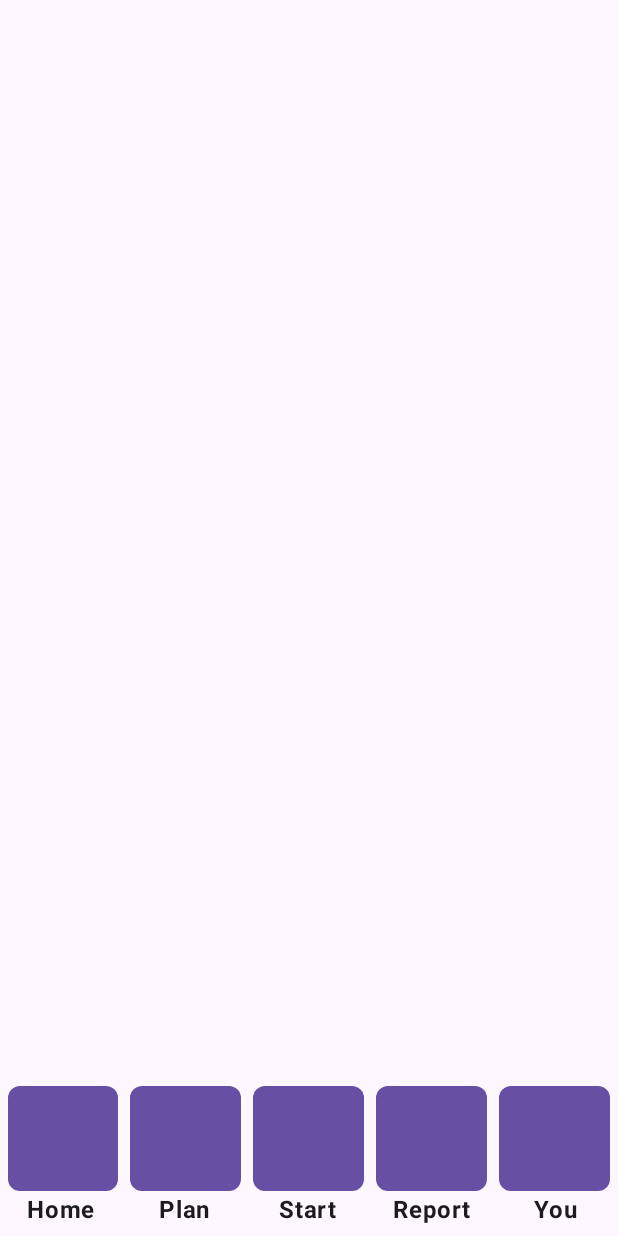
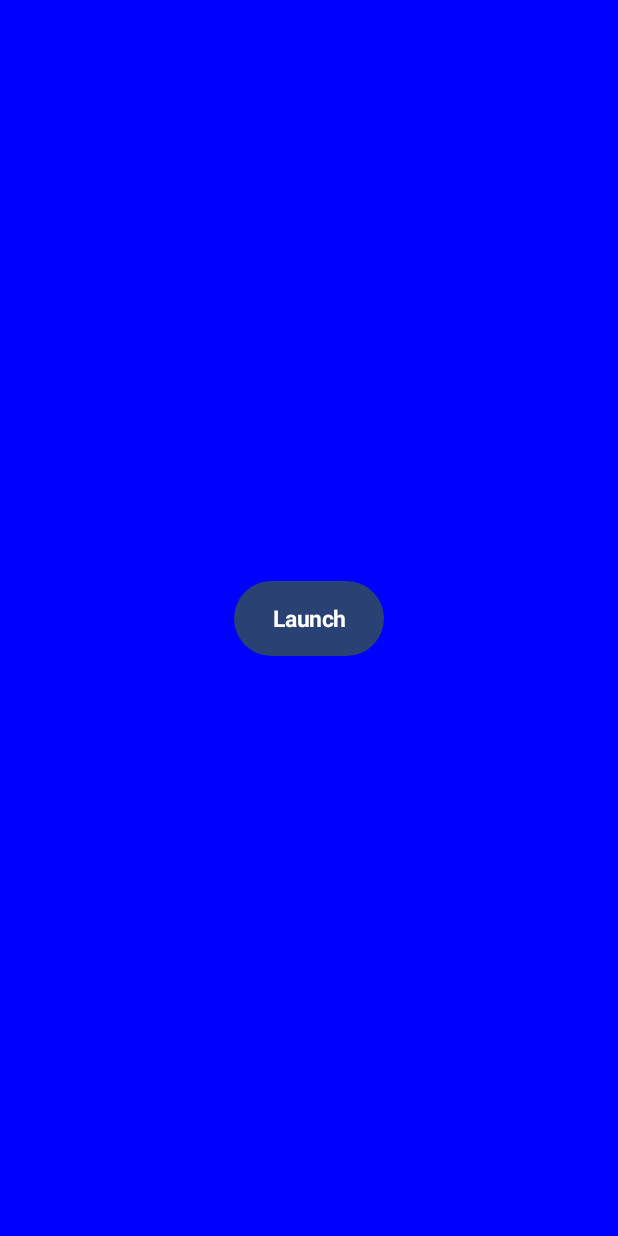
Before and after one commit to rejzoo/WorkoutTracker, an Android app built with Jetpack Compose: the screen it shows after launch (MainActivity before the commit, Main after it), on a phone screen of 412 x 824 dp. Run offline under Robolectric (Android 15) with nearby library versions, the phone set to English and light mode, and no system bars.

Commit message:
Prerobenie navigacneho baru, pridanie top baru a pridanie screenov

```diff
--- a/app/build.gradle.kts
+++ b/app/build.gradle.kts
@@ -59,6 +59,7 @@ dependencies {
     implementation("androidx.compose.ui:ui-graphics")
     implementation("androidx.compose.ui:ui-tooling-preview")
     implementation("androidx.compose.material3:material3")
+    implementation("androidx.navigation:navigation-compose:2.7.7")
     testImplementation("junit:junit:4.13.2")
     androidTestImplementation("androidx.test.ext:junit:1.1.5")
     androidTestImplementation("androidx.test.espresso:espresso-core:3.5.1")
--- a/app/src/main/AndroidManifest.xml
+++ b/app/src/main/AndroidManifest.xml
@@ -13,7 +13,7 @@
         android:theme="@style/Theme.WorkoutTracker"
         tools:targetApi="31">
         <activity
-            android:name=".MainActivity"
+            android:name=".Main"
             android:exported="true"
             android:label="@string/app_name"
             android:theme="@style/Theme.WorkoutTracker">
--- /dev/null
+++ b/app/src/main/java/com/example/workouttracker/Main.kt
@@ -0,0 +1,181 @@
+package com.example.workouttracker
+
+import android.os.Bundle
+import androidx.activity.ComponentActivity
+import androidx.activity.compose.setContent
+import androidx.activity.enableEdgeToEdge
+import androidx.activity.viewModels
+import androidx.annotation.StringRes
+import androidx.compose.foundation.layout.Box
+import androidx.compose.foundation.layout.fillMaxSize
+import androidx.compose.foundation.layout.height
+import androidx.compose.foundation.layout.padding
+import androidx.compose.foundation.layout.size
+import androidx.compose.foundation.layout.width
+import androidx.compose.material.icons.Icons
+import androidx.compose.material.icons.filled.Settings
+import androidx.compose.material3.BottomAppBar
+import androidx.compose.material3.Button
+import androidx.compose.material3.ExperimentalMaterial3Api
+import androidx.compose.material3.Icon
+import androidx.compose.material3.IconButton
+import androidx.compose.material3.MaterialTheme
+import androidx.compose.material3.NavigationBar
+import androidx.compose.material3.NavigationBarItem
+import androidx.compose.material3.Scaffold
+import androidx.compose.material3.Surface
+import androidx.compose.material3.Text
+import androidx.compose.material3.TopAppBar
+import androidx.compose.runtime.Composable
+import androidx.compose.runtime.getValue
+import androidx.compose.runtime.mutableIntStateOf
+import androidx.compose.runtime.remember
+import androidx.compose.runtime.setValue
+import androidx.compose.ui.Alignment
+import androidx.compose.ui.Modifier
+import androidx.compose.ui.graphics.Color
+import androidx.compose.ui.res.painterResource
+import androidx.compose.ui.text.font.FontWeight
+import androidx.compose.ui.unit.dp
+import androidx.compose.ui.unit.sp
+import androidx.navigation.NavController
+import androidx.navigation.compose.NavHost
+import androidx.navigation.compose.composable
+import androidx.navigation.compose.currentBackStackEntryAsState
+import androidx.navigation.compose.rememberNavController
+import com.example.workouttracker.home.HomeScreen
+import com.example.workouttracker.settings.SettingsScreen
+import com.example.workouttracker.ui.theme.WorkoutTrackerTheme
+
+enum class WorkoutTrackerScreen(@StringRes val title: Int) {
+    Welcome(title = R.string.Welcome),
+    Settings(title = R.string.Settings),
+    Home(title = R.string.Home)
+}
+
+/*
+Asi bude toto potreba
+enum class WorkoutTrackerScreen(val route: String, val iconResourceId: Int, val titleResourceId: Int) {
+    Home("home", R.drawable.ic_home, R.string.home_title),
+    Settings("settings", R.drawable.ic_settings, R.string.settings_title),
+    Welcome("welcome", R.drawable.ic_welcome, R.string.welcome_title)
+}
+ */
+
+class Main : ComponentActivity() {
+    @OptIn(ExperimentalMaterial3Api::class)
+    override fun onCreate(savedInstanceState: Bundle?) {
+        enableEdgeToEdge()
+        super.onCreate(savedInstanceState)
+
+        val mainViewModel: MainViewModel by viewModels()
+
+        setContent {
+            WorkoutTrackerTheme {
+
+                val navController = rememberNavController()
+                val currentBackStackEntry by navController.currentBackStackEntryAsState()
+                val currentRoute = currentBackStackEntry?.destination?.route
+
+                Surface(
+                    modifier = Modifier.fillMaxSize(),
+                    color = MaterialTheme.colorScheme.background
+                ) {
+                    Scaffold (
+                        topBar = {
+                            if (currentRoute != WorkoutTrackerScreen.Welcome.name) {
+                                TopAppBar(
+                                    title = { Text(currentRoute.toString()) },
+                                    actions = {
+                                        IconButton(
+                                            onClick = {
+                                                mainViewModel.handleSettingsButton(currentRoute, navController)
+                                            }
+                                        ) {
+                                            Icon(
+                                                imageVector = Icons.Default.Settings,
+                                                contentDescription = "Settings",
+                                            )
+                                        }
+                                    }
+                                )
+                            }
+                        },
+                        bottomBar = {
+                            if (currentRoute != WorkoutTrackerScreen.Welcome.name) {
+                                BottomAppBar {
+                                    NavigationBarButtons(navController)
+                                }
+                            }
+                        }
+                    ) { padding ->
+                        NavHost(navController, WorkoutTrackerScreen.Welcome.name) {
+                            composable(WorkoutTrackerScreen.Welcome.name) {
+                                WelcomeScreen(navController, Modifier.padding(padding))
+                            }
+                            composable(WorkoutTrackerScreen.Settings.name) {
+                                SettingsScreen(navController, Modifier.padding(padding),
+                                                navController.currentBackStackEntry)
+                            }
+                            composable(WorkoutTrackerScreen.Home.name) {
+                                HomeScreen(navController, Modifier.padding(padding))
+                            }
+                        }
+                    }
+                }
+            }
+        }
+    }
+}
+
+@Composable
+fun WelcomeScreen(navController: NavController, modifier: Modifier = Modifier) {
+    Surface(
+        modifier = Modifier.fillMaxSize(),
+        color = Color.Blue
+    ) {
+        Box(
+            contentAlignment = Alignment.Center,
+            modifier = Modifier.fillMaxSize()
+        ) {
+            Button(
+                onClick = { navController.navigate(WorkoutTrackerScreen.Home.name) },
+                modifier = Modifier
+                    .height(50.dp)
+                    .width(100.dp)
+            ) {
+                Text(
+                    text = "Launch",
+                    fontSize = 15.sp,
+                    fontWeight = FontWeight.Bold
+                )
+            }
+        }
+    }
+}
+
+@Composable
+fun NavigationBarButtons(navController: NavController) {
+    var selectedItem by remember { mutableIntStateOf(0)}
+
+    val navigationScreens = listOf(
+        WorkoutTrackerScreen.Home
+    )
+
+    NavigationBar {
+        navigationScreens.forEachIndexed { index, screen ->
+            NavigationBarItem(selected = selectedItem == index,
+                            onClick = {
+                                selectedItem = index
+                                navController.navigate(screen.name)
+                                },
+                            icon = {
+                                Box(modifier = Modifier.size(24.dp))
+                                {
+                                    Icon(painterResource(id = R.drawable.home), screen.name) }
+                                },
+                            label = { Text(text = screen.name)}
+            )
+        }
+    }
+}
--- a/app/src/main/java/com/example/workouttracker/MainActivity.kt
+++ /dev/null
@@ -1,125 +0,0 @@
-
-package com.example.workouttracker
-
-import android.os.Bundle
-import androidx.activity.ComponentActivity
-import androidx.activity.compose.setContent
-import androidx.compose.foundation.layout.Arrangement
-import androidx.compose.foundation.layout.Column
-import androidx.compose.foundation.layout.Row
-import androidx.compose.foundation.layout.fillMaxSize
-import androidx.compose.foundation.layout.fillMaxWidth
-import androidx.compose.foundation.layout.height
-import androidx.compose.foundation.layout.padding
-import androidx.compose.foundation.shape.RoundedCornerShape
-import androidx.compose.material3.Button
-import androidx.compose.material3.MaterialTheme
-import androidx.compose.material3.Surface
-import androidx.compose.material3.Text
-import androidx.compose.runtime.Composable
-import androidx.compose.ui.Alignment
-import androidx.compose.ui.Modifier
-import androidx.compose.ui.text.font.FontWeight
-import androidx.compose.ui.tooling.preview.Preview
-import androidx.compose.ui.unit.dp
-
-class MainActivity : ComponentActivity() {
-    override fun onCreate(savedInstanceState: Bundle?) {
-        super.onCreate(savedInstanceState)
-        setContent {
-            MaterialTheme {
-                Surface(
-                    modifier = Modifier.fillMaxSize(),
-                    color = MaterialTheme.colorScheme.background
-                ) {
-                    WorkouTracker()
-                }
-            }
-        }
-    }
-}
-
-@Preview
-@Composable
-fun WorkouTracker() {
-    NavigationBar()
-}
-
-@Composable
-fun NavigationBar() {
-    Row(
-        modifier = Modifier
-            .fillMaxWidth()
-            .padding(bottom = 30.dp)
-            .padding(horizontal = 5.dp),
-        horizontalArrangement = Arrangement.spacedBy(8.dp),
-        verticalAlignment = Alignment.Bottom
-    ) {
-
-        Button(
-            onClick = { test() },
-            shape = RoundedCornerShape(8.dp),
-            modifier = Modifier.weight(1f)
-                .height(70.dp)
-        ) {
-        }
-
-        Button(
-            onClick = { test() },
-            shape = RoundedCornerShape(8.dp),
-            modifier = Modifier.weight(1f)
-                .height(70.dp)
-        ) {
-        }
-
-        Button(
-            onClick = { test() },
-            shape = RoundedCornerShape(8.dp),
-            modifier = Modifier.weight(1f)
-                .height(70.dp)
-        ) {
-        }
-
-        Button(
-            onClick = { test() },
-            shape = RoundedCornerShape(8.dp),
-            modifier = Modifier.weight(1f)
-                .height(70.dp)
-        ) {
-        }
-
-        Button(
-            onClick = { test() },
-            shape = RoundedCornerShape(8.dp),
-            modifier = Modifier.weight(1f)
-                .height(70.dp)
-        ) {
-        }
-    }
-
-    val texts = listOf("Home", "Plan", "Start", "Report", "You")
-
-    Row(
-        modifier = Modifier.fillMaxWidth()
-            .padding(vertical = 5.dp),
-        horizontalArrangement = Arrangement.SpaceEvenly,
-        verticalAlignment = Alignment.Bottom
-    ) {
-        texts.forEach { text ->
-            Column(
-                modifier = Modifier.weight(1f),
-                horizontalAlignment = Alignment.CenterHorizontally
-            ) {
-                Text(
-                    text = text,
-                    fontWeight = FontWeight.Bold // Set the text to bold
-                )
-            }
-        }
-    }
-}
-
-fun test()
-{
-    print("CLICK")
-}
--- /dev/null
+++ b/app/src/main/java/com/example/workouttracker/MainViewModel.kt
@@ -0,0 +1,15 @@
+package com.example.workouttracker
+
+import androidx.lifecycle.ViewModel
+import androidx.navigation.NavHostController
+
+class MainViewModel : ViewModel() {
+    fun handleSettingsButton(currentRoute: String?, navController: NavHostController)
+    {
+        if (currentRoute == WorkoutTrackerScreen.Settings.name) {
+            navController.popBackStack()
+        } else {
+            navController.navigate(WorkoutTrackerScreen.Settings.name)
+        }
+    }
+}
--- /dev/null
+++ b/app/src/main/java/com/example/workouttracker/home/HomeScreen.kt
@@ -0,0 +1,19 @@
+package com.example.workouttracker.home
+
+import androidx.compose.foundation.layout.fillMaxSize
+import androidx.compose.material3.Surface
+import androidx.compose.runtime.Composable
+import androidx.compose.ui.Modifier
+import androidx.compose.ui.graphics.Color
+import androidx.navigation.NavHostController
+
+@Composable
+fun HomeScreen(navController: NavHostController, modifier: Modifier) {
+    Surface(
+        modifier = Modifier.fillMaxSize(),
+        color = Color.Black,
+    ) {
+
+
+    }
+}
--- /dev/null
+++ b/app/src/main/java/com/example/workouttracker/settings/SettingsScreen.kt
@@ -0,0 +1,28 @@
+package com.example.workouttracker.settings
+
+import androidx.compose.foundation.layout.fillMaxSize
+import androidx.compose.material3.Button
+import androidx.compose.material3.Surface
+import androidx.compose.material3.Text
+import androidx.compose.runtime.Composable
+import androidx.compose.ui.Modifier
+import androidx.compose.ui.graphics.Color
+import androidx.navigation.NavBackStackEntry
+import androidx.navigation.NavHostController
+
+@Composable
+fun SettingsScreen(navController: NavHostController, modifier: Modifier, navBackStackEntry: NavBackStackEntry?) {
+    Surface(
+        modifier = Modifier.fillMaxSize(),
+        color = Color.Red,
+    ) {
+        Button(onClick = { navController.popBackStack() }
+        ) {
+            Text(text = "Apply")
+        }
+        Button(onClick = { navController.popBackStack() }
+        ) {
+            Text(text = "Cancel")
+        }
+    }
+}
--- /dev/null
+++ b/app/src/main/res/drawable/home.xml
@@ -0,0 +1,9 @@
+<vector xmlns:android="http://schemas.android.com/apk/res/android"
+    android:width="200dp"
+    android:height="200dp"
+    android:viewportWidth="576"
+    android:viewportHeight="512">
+  <path
+      android:fillColor="#FF000000"
+      android:pathData="M575.8,255.5c0,18 -15,32.1 -32,32.1h-32l0.7,160.2c0,2.7 -0.2,5.4 -0.5,8.1V472c0,22.1 -17.9,40 -40,40H456c-1.1,0 -2.2,0 -3.3,-0.1c-1.4,0.1 -2.8,0.1 -4.2,0.1H416,392c-22.1,0 -40,-17.9 -40,-40V448,384c0,-17.7 -14.3,-32 -32,-32H256c-17.7,0 -32,14.3 -32,32v64,24c0,22.1 -17.9,40 -40,40H160,128.1c-1.5,0 -3,-0.1 -4.5,-0.2c-1.2,0.1 -2.4,0.2 -3.6,0.2H104c-22.1,0 -40,-17.9 -40,-40V360c0,-0.9 0,-1.9 0.1,-2.8V287.6H32c-18,0 -32,-14 -32,-32.1c0,-9 3,-17 10,-24L266.4,8c7,-7 15,-8 22,-8s15,2 21,7L564.8,231.5c8,7 12,15 11,24z"/>
+</vector>
--- a/app/src/main/res/values/strings.xml
+++ b/app/src/main/res/values/strings.xml
@@ -1,3 +1,6 @@
 <resources>
-    <string name="app_name">WorkoutTracker</string>
+    <string name="app_name">Workout Tracker</string>
+    <string name="Welcome" />
+    <string name="Settings">Settings</string>
+    <string name="Home">Home</string>
 </resources>
```
